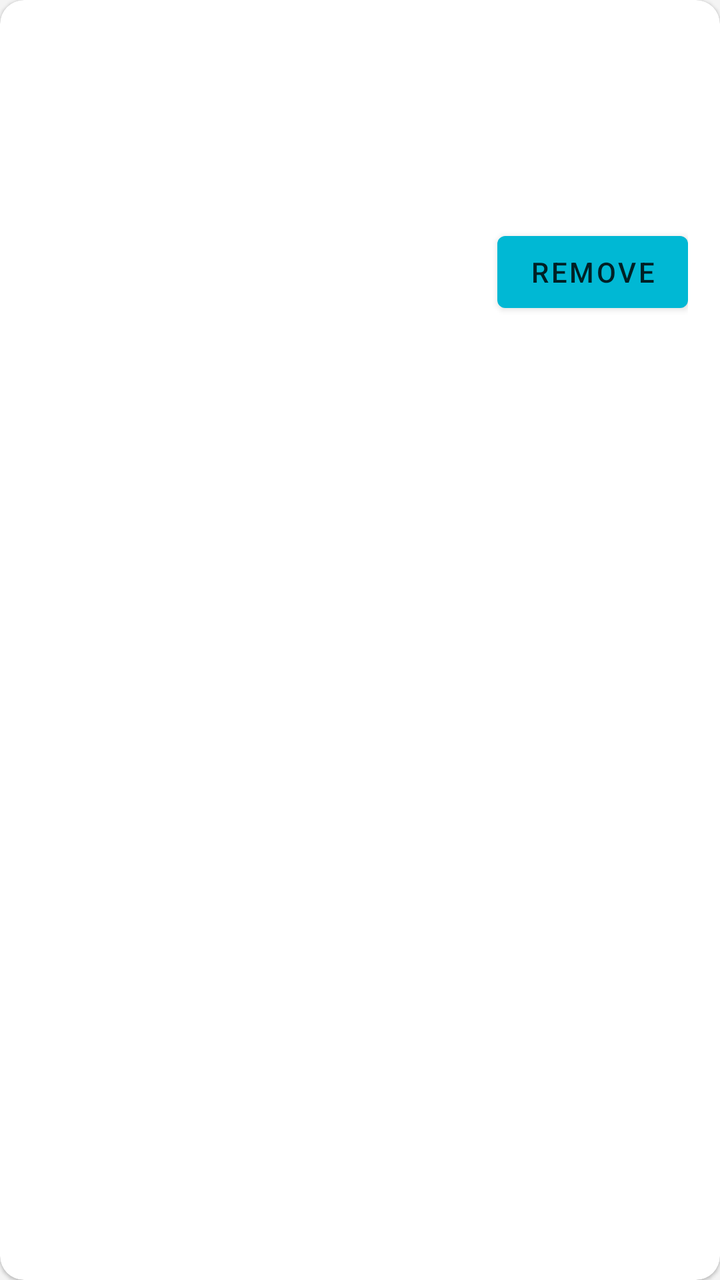
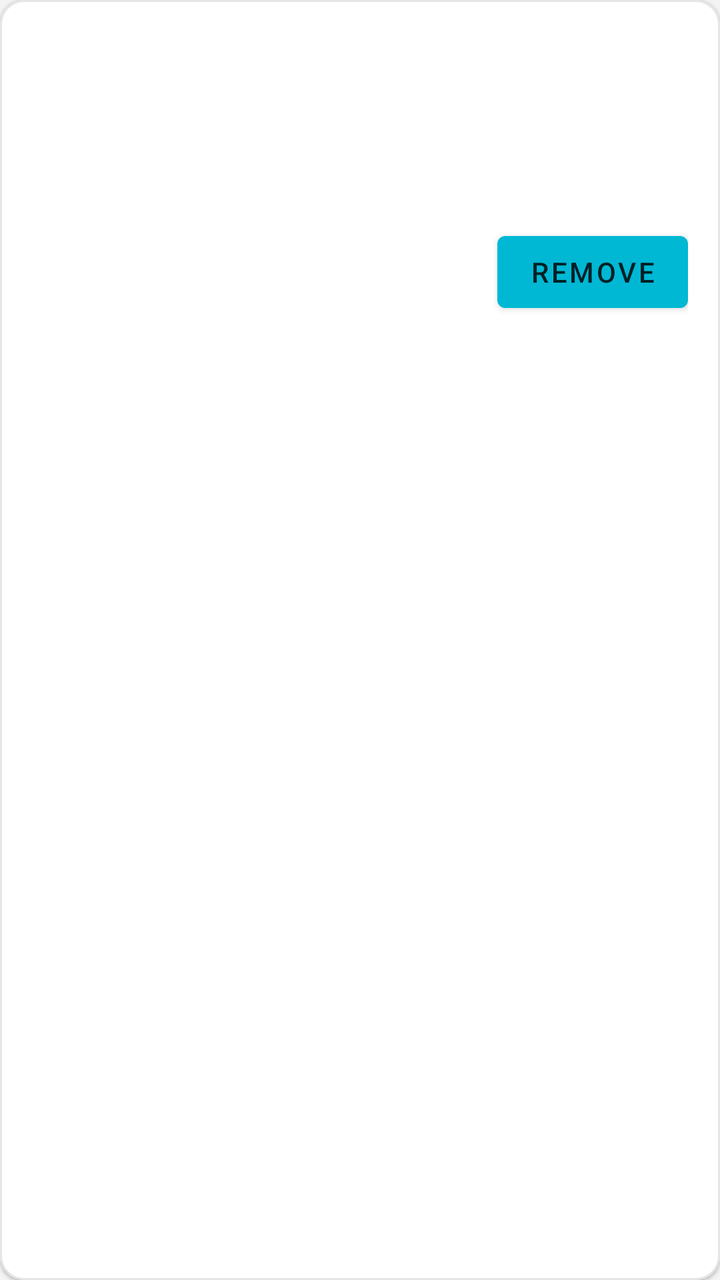

Two renders of the same Android screen: before a commit and after it. Below are the layout's source before the change and the commit's diff.
<!-- AndroidManifest.xml: application theme Theme.Oreshik -->
<!-- res/layout/item_runtime.xml -->
<?xml version="1.0" encoding="utf-8"?>
<com.google.android.material.card.MaterialCardView
    xmlns:android="http://schemas.android.com/apk/res/android"
    xmlns:app="http://schemas.android.com/apk/res-auto"
    android:layout_width="match_parent"
    android:layout_height="wrap_content"
    android:layout_marginBottom="10dp"
    app:cardBackgroundColor="@color/bg_card"
    app:cardCornerRadius="12dp"
    app:strokeWidth="0dp">

    <LinearLayout
        android:layout_width="match_parent"
        android:layout_height="wrap_content"
        android:orientation="vertical"
        android:padding="16dp">

        <TextView
            android:id="@+id/tvRuntimeName"
            android:layout_width="match_parent"
            android:layout_height="wrap_content"
            android:textColor="@color/text_primary"
            android:textSize="16sp"
            android:textStyle="bold" />

        <TextView
            android:id="@+id/tvRuntimeVersion"
            android:layout_width="match_parent"
            android:layout_height="wrap_content"
            android:layout_marginTop="3dp"
            android:textColor="@color/text_secondary"
            android:textSize="13sp" />

        <TextView
            android:id="@+id/tvRuntimeStatus"
            android:layout_width="match_parent"
            android:layout_height="wrap_content"
            android:layout_marginTop="3dp"
            android:textColor="@color/text_primary"
            android:textStyle="bold" />

        <TextView
            android:id="@+id/tvRuntimeDescription"
            android:layout_width="match_parent"
            android:layout_height="wrap_content"
            android:layout_marginTop="6dp"
            android:textColor="@color/text_secondary"
            android:textSize="13sp" />

        <com.google.android.material.button.MaterialButton
            android:id="@+id/btnRemoveRuntime"
            android:layout_width="wrap_content"
            android:layout_height="wrap_content"
            android:layout_gravity="end"
            android:layout_marginTop="8dp"
            android:text="@string/remove" />
    </LinearLayout>

</com.google.android.material.card.MaterialCardView>
<!-- resources referenced by this layout -->
<resources>
  <color name="bg_card">#FFFFFF</color>
  <color name="text_primary">#2B2A27</color>
  <color name="text_secondary">#6B6963</color>
  <string name="remove">Remove</string>
  <style name="Theme.Oreshik" parent="Theme.MaterialComponents.DayNight.NoActionBar">
          
          <item name="colorPrimary">@color/colorPrimary</item>
          <item name="colorPrimaryVariant">@color/colorPrimaryVariant</item>
          <item name="colorOnPrimary">@color/colorOnPrimary</item>
          <item name="colorAccent">@color/colorAccent</item>
          <item name="colorSurface">@color/colorSurface</item>
          <item name="colorOnSurface">@color/colorOnSurface</item>
          <item name="bottomSheetDialogTheme">@style/ThemeOverlay.Oreshik.BottomSheetDialog</item>
          <item name="materialCardViewStyle">@style/Widget.Oreshik.CardView</item>
          <item name="materialButtonOutlinedStyle">@style/Widget.Oreshik.Button.Outlined</item>
          
          <item name="android:colorBackground">@color/colorBackground</item>
          <item name="android:textColorPrimary">@color/colorOnBackground</item>
          <item name="android:textColorSecondary">@color/text_secondary</item>
          <item name="android:windowBackground">@color/colorBackground</item>
          
          <item name="android:statusBarColor">@color/bg_root</item>
          <item name="android:windowLightStatusBar">true</item>
          <item name="android:navigationBarColor">@color/bg_root</item>
          <item name="android:windowAnimationStyle">@style/AppWindowAnimation</item>
      </style>
  <color name="colorPrimary">@color/brand_500</color>
  <color name="colorPrimaryVariant">@color/brand_600</color>
  <color name="colorOnPrimary">#002025</color>
  <color name="colorAccent">@color/brand_500</color>
  <color name="colorSurface">@color/bg_card</color>
  <color name="colorOnSurface">@color/text_primary</color>
  <style name="ThemeOverlay.Oreshik.BottomSheetDialog" parent="ThemeOverlay.MaterialComponents.BottomSheetDialog">
          <item name="android:windowBackground">@android:color/transparent</item>
          <item name="android:colorBackgroundFloating">@android:color/transparent</item>
          <item name="bottomSheetStyle">@style/Widget.Oreshik.BottomSheet.Modal</item>
      </style>
  <style name="Widget.Oreshik.CardView" parent="Widget.MaterialComponents.CardView">
          <item name="cardElevation">1dp</item>
          <item name="cardMaxElevation">1dp</item>
          <item name="strokeWidth">0dp</item>
      </style>
  <style name="Widget.Oreshik.Button.Outlined" parent="Widget.MaterialComponents.Button.OutlinedButton">
          <item name="strokeWidth">0dp</item>
      </style>
  <color name="colorBackground">@color/bg_root</color>
  <color name="colorOnBackground">@color/text_primary</color>
  <color name="bg_root">#F4F4F4</color>
  <style name="AppWindowAnimation">
          <item name="android:activityOpenEnterAnimation">@anim/activity_open_enter</item>
          <item name="android:activityOpenExitAnimation">@anim/activity_open_exit</item>
          <item name="android:activityCloseEnterAnimation">@anim/activity_close_enter</item>
          <item name="android:activityCloseExitAnimation">@anim/activity_close_exit</item>
      </style>
  <color name="brand_500">#00B8D4</color>
  <color name="brand_600">#00838F</color>
  <style name="Widget.Oreshik.BottomSheet.Modal" parent="Widget.MaterialComponents.BottomSheet.Modal">
          <item name="android:background">@android:color/transparent</item>
          <item name="backgroundTint">@android:color/transparent</item>
          <item name="android:elevation">0dp</item>
          <item name="elevation">0dp</item>
      </style>
</resources>

<!-- the commit's change to res/layout/item_runtime.xml (unified diff, before → after) -->
@@ -7,7 +7,9 @@
     android:layout_marginBottom="10dp"
     app:cardBackgroundColor="@color/bg_card"
     app:cardCornerRadius="12dp"
-    app:strokeWidth="0dp">
+    app:cardElevation="1dp"
+    app:strokeColor="@color/divider"
+    app:strokeWidth="1dp">
 
     <LinearLayout
         android:layout_width="match_parent"
<!-- resource entries referenced after the edit -->
@@ -1,6 +1,7 @@
 <!-- resources referenced by this layout -->
 <resources>
   <color name="bg_card">#FFFFFF</color>
+  <color name="divider">#E5E5E5</color>
   <color name="text_primary">#2B2A27</color>
   <color name="text_secondary">#6B6963</color>
   <string name="remove">Remove</string>
